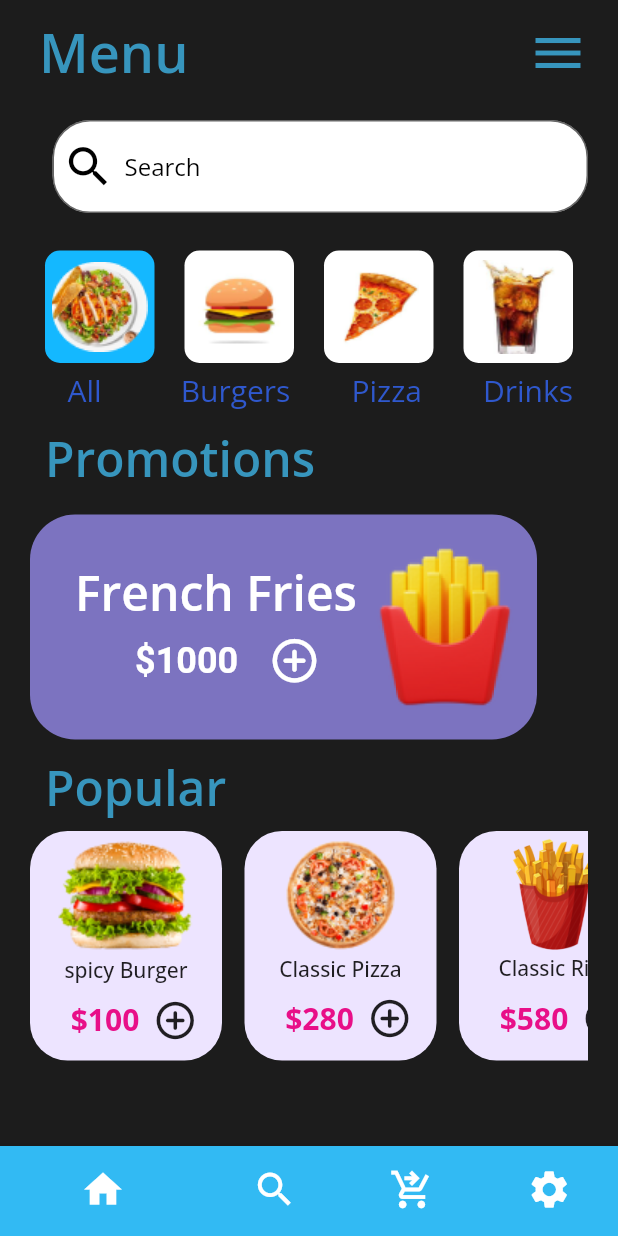
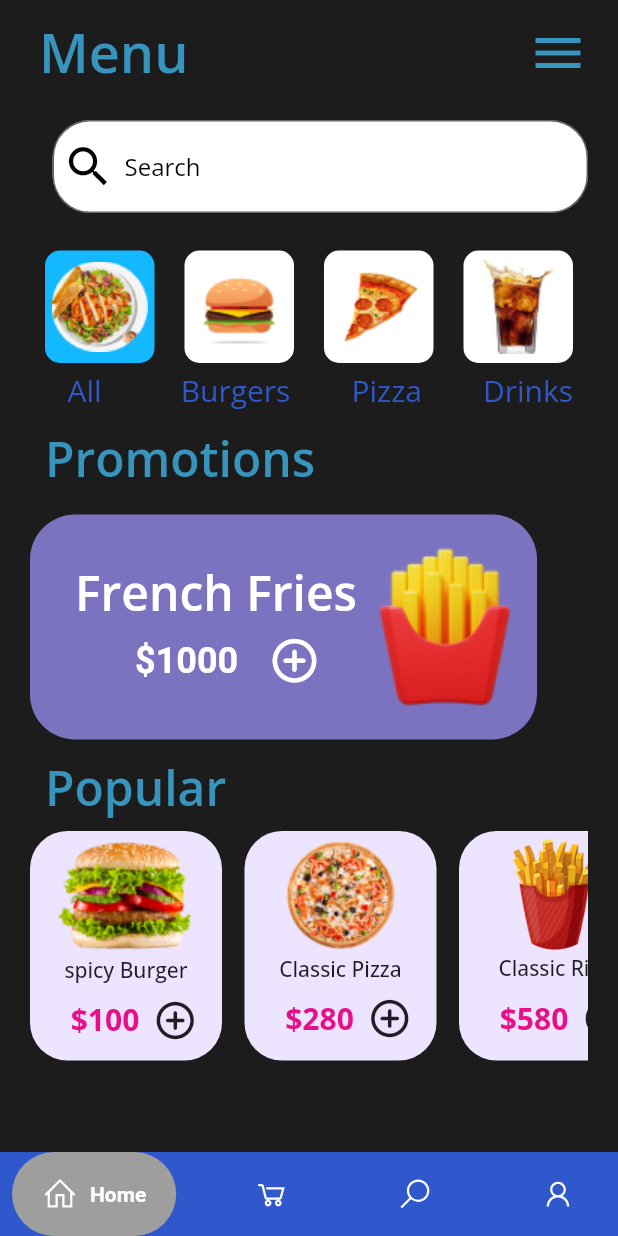
Before and after one commit to Mahima-Sanketh-Git/FoodWay, a Flutter app: the Home screen opened directly, on a phone screen of 412 x 824 dp. Run offline on Flutter 3.47's test engine with Material 2 defaults, Android fonts, the phone set to English and light mode, and no system bars; drawn by our look-alikes of google_nav_bar; our stand-ins replace awesome_snackbar_content, google_fonts, line_icons, page_transition.

Commit message:
Food Way

```diff
--- a/lib/screens/home.dart
+++ b/lib/screens/home.dart
@@ -1,10 +1,13 @@
 import 'package:flutter/material.dart';
 import 'package:foodway/constants/colors.dart';
-import 'package:foodway/screens/Pizza.dart';
+
 import 'package:foodway/screens/burgers.dart';
 import 'package:foodway/screens/drinks.dart';
 import 'package:google_fonts/google_fonts.dart';
 import 'package:awesome_snackbar_content/awesome_snackbar_content.dart';
+import 'package:google_nav_bar/google_nav_bar.dart';
+import 'package:line_icons/line_icons.dart';
+import 'package:foodway/screens/cart.dart';
 
 class Home extends StatefulWidget {
   const Home({super.key});
@@ -12,6 +15,9 @@ class Home extends StatefulWidget {
   @override
   State<Home> createState() => _HomeState();
 }
+
+bool isclick = false;
+int index = 0;
 
 class _HomeState extends State<Home> {
   @override
@@ -290,7 +296,7 @@ class _HomeState extends State<Home> {
                         Navigator.push(
                           context,
                           MaterialPageRoute(
-                            builder: (context) => const Pizza(),
+                            builder: (context) => const Home(),
                           ),
                         );
                       },
@@ -393,6 +399,9 @@ class _HomeState extends State<Home> {
               GestureDetector(
                 onTap: () {
                   fun(context);
+                  setState(() {
+                    isclick = !isclick;
+                  });
                 },
                 child: SizedBox(
                   height: 150,
@@ -710,43 +719,38 @@ class _HomeState extends State<Home> {
           ),
         ),
       ),
-      bottomNavigationBar: BottomNavigationBar(
-        showSelectedLabels: false,
-        showUnselectedLabels: false,
-        currentIndex: 0,
-        items: [
-          BottomNavigationBarItem(
-            backgroundColor: bncolor,
-            icon: const Icon(
-              Icons.home,
-              color: Colors.white,
-              size: 30,
-            ),
-            label: "home",
+      bottomNavigationBar: GNav(
+        selectedIndex: 0,
+        tabMargin: const EdgeInsets.symmetric(horizontal: 8),
+        backgroundColor: stcolor,
+        activeColor: Colors.white,
+        color: Colors.white,
+        padding: const EdgeInsets.symmetric(horizontal: 20, vertical: 16),
+        hoverColor: Colors.grey,
+        tabBackgroundColor: Colors.grey,
+        gap: 8,
+        tabs: [
+          const GButton(
+            icon: LineIcons.home,
+            text: 'Home',
           ),
-          const BottomNavigationBarItem(
-            icon: Icon(
-              Icons.search,
-              color: Colors.white,
-              size: 30,
-            ),
-            label: "search",
+          GButton(
+            icon: LineIcons.shoppingCart,
+            text: 'Cart',
+            onPressed: () {
+              Navigator.push(
+                context,
+                MaterialPageRoute(builder: (context) => const Cart()),
+              );
+            },
           ),
-          const BottomNavigationBarItem(
-            icon: Icon(
-              Icons.shopping_cart_checkout,
-              color: Colors.white,
-              size: 30,
-            ),
-            label: "searc",
+          const GButton(
+            icon: LineIcons.search,
+            text: 'Search',
           ),
-          const BottomNavigationBarItem(
-            icon: Icon(
-              Icons.settings,
-              color: Colors.white,
-              size: 30,
-            ),
-            label: "searc",
+          const GButton(
+            icon: LineIcons.user,
+            text: 'User',
           ),
         ],
       ),
@@ -769,3 +773,18 @@ fun(context) {
     ),
   );
 }
+
+myfun(bool isclick) {
+  if (isclick == true) {
+    Container(
+      width: 336,
+      height: 76,
+      decoration: BoxDecoration(
+        borderRadius: BorderRadius.circular(20),
+        color: const Color(0xffede4ff),
+      ),
+    );
+  } else {
+    null;
+  }
+}
--- a/pubspec.yaml
+++ b/pubspec.yaml
@@ -38,6 +38,8 @@ dependencies:
   quickalert: ^1.0.1
   awesome_snackbar_content: ^0.1.3
   page_transition: ^2.0.9
+  google_nav_bar: ^5.0.6
+  line_icons: ^2.0.3
 
 dev_dependencies:
   flutter_test:
```
Also changed, not shown: lib/screens/Pizza.dart (deleted, +0 -15 lines), lib/screens/cart.dart (added, +17 -0 lines), lib/screens/test.dart (+36 -9 lines), lib/widgets/container.dart (added, +17 -0 lines), pubspec.lock.
